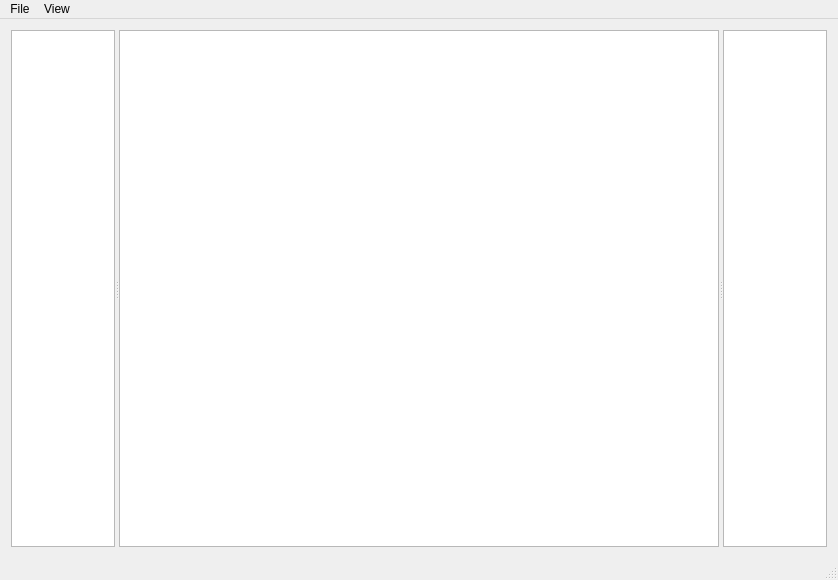
First picture: the form in mainwindow.ui, repository sschober/qarkdown, before the edit.
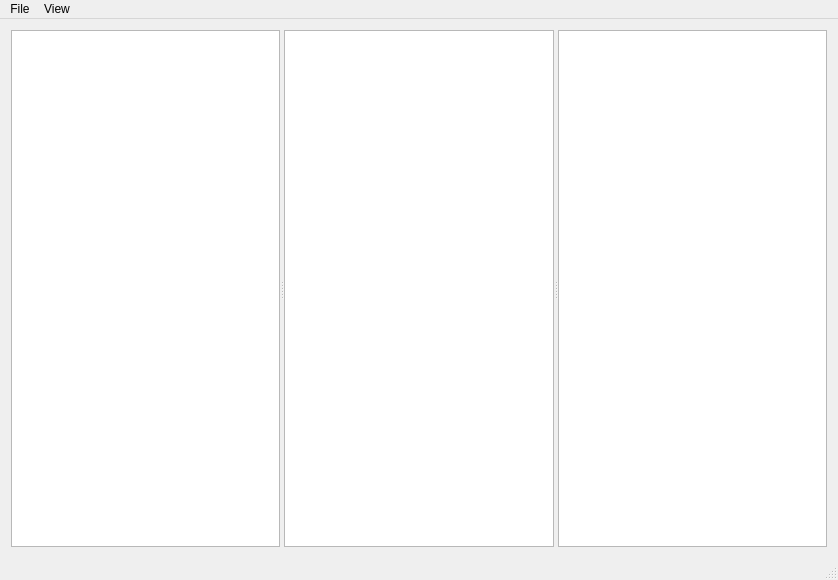
Second picture: the form after the edit.

Diff of the .ui file:
```diff
--- a/mainwindow.ui
+++ b/mainwindow.ui
@@ -30,7 +30,7 @@
       <widget class="QPlainTextEdit" name="plainTextEdit">
        <property name="minimumSize">
         <size>
-         <width>600</width>
+         <width>0</width>
          <height>0</height>
         </size>
        </property>
```
Left out of the diff: 2 changed lines with no effect on the pictures.
